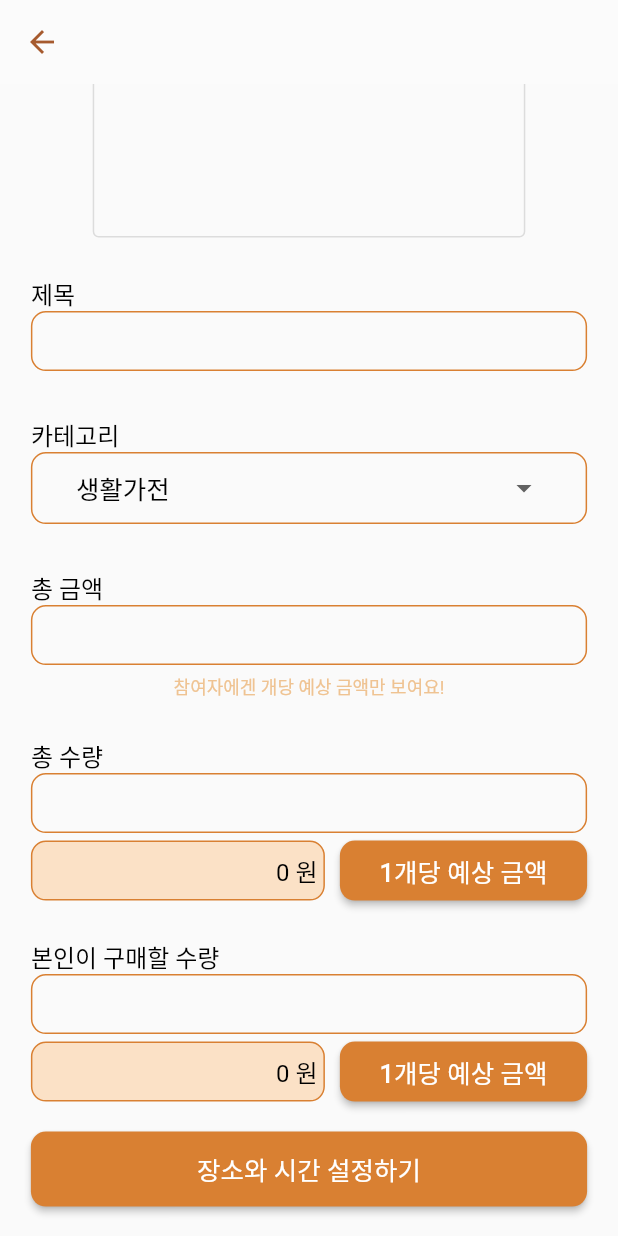
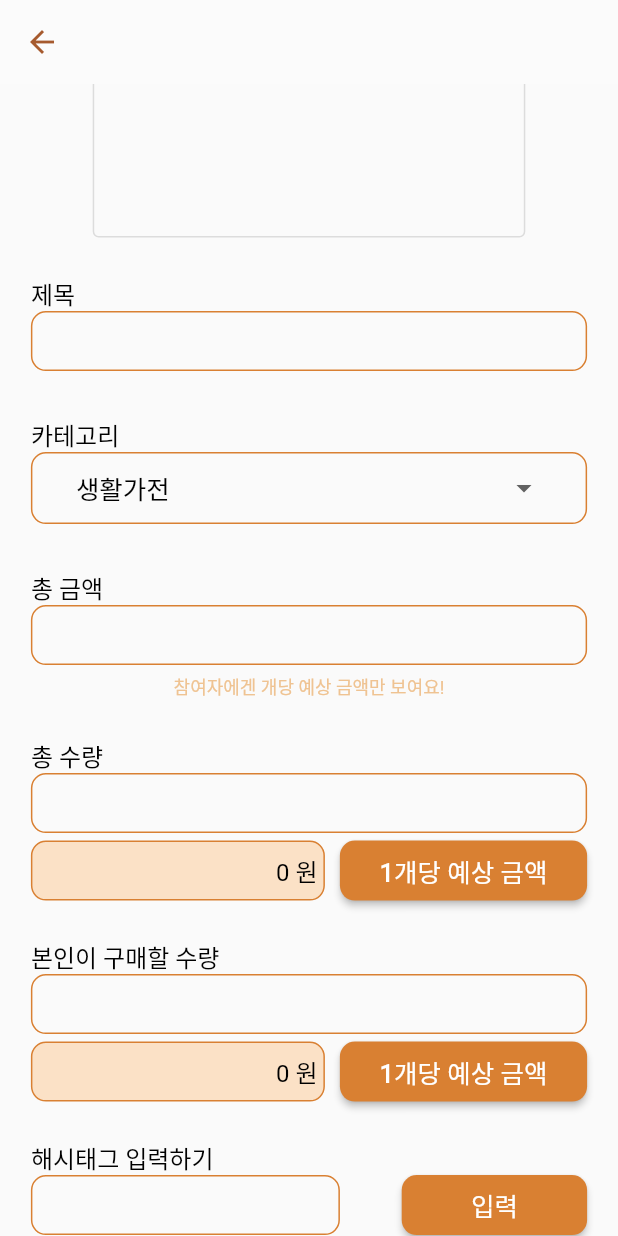
Before and after one commit to S-Sojung/group-buying-frontend, a Flutter app: the BoardWriteFirstPage screen opened by its route, scrolled down 246 dp, on a phone screen of 412 x 824 dp. Run offline on Flutter 3.47's test engine with Material 2 defaults, Android fonts, the phone set to English and light mode, and no system bars; our stand-ins replace dio, flutter_riverpod, flutter_secure_storage, flutter_svg, geocoding, geolocator and 6 more; missing offline and left inert: dart:ffi; accounts and stored records are empty; Roboto replaces fonts that are missing (HallymGothic).

Commit message:
Feat: 해시태그 완료

```diff
--- a/lib/main.dart
+++ b/lib/main.dart
@@ -32,7 +32,7 @@ class MyApp extends ConsumerWidget {
       debugShowCheckedModeBanner: false,
       // initialRoute: sessionUser.isLogin! ? Move.postHomePage : Move.loginPage,
       routes: getRouters(),
-      home: BoardWriteSecondPage(),
+      home: BoardHomePage(),
     );
   }
 }
--- a/lib/views/pages/board/write_page/components/board_write_first_body_form.dart
+++ b/lib/views/pages/board/write_page/components/board_write_first_body_form.dart
@@ -15,6 +15,7 @@ import 'package:donut/views/pages/board/write_page/board_write_second_page.dart'
 import 'package:donut/views/pages/board/write_page/components/board_write_pay_field.dart';
 import 'package:donut/views/pages/board/write_page/components/board_write_second_body_form.dart';
 import 'package:donut/views/pages/board/write_page/components/donut_category_dropdown.dart';
+import 'package:donut/views/pages/board/write_page/components/donut_tag_button.dart';
 import 'package:flutter/material.dart';
 import 'package:image_cropper/image_cropper.dart';
 import 'package:image_picker/image_picker.dart';
@@ -23,7 +24,8 @@ class BoardWriteFirstBodyForm extends StatefulWidget {
   BoardWriteFirstBodyForm({Key? key}) : super(key: key);
 
   @override
-  State<BoardWriteFirstBodyForm> createState() => _BoardWriteFirstBodyFormState();
+  State<BoardWriteFirstBodyForm> createState() =>
+      _BoardWriteFirstBodyFormState();
 }
 
 class _BoardWriteFirstBodyFormState extends State<BoardWriteFirstBodyForm> {
@@ -31,11 +33,13 @@ class _BoardWriteFirstBodyFormState extends State<BoardWriteFirstBodyForm> {
   final _priceController = TextEditingController();
   final _countController = TextEditingController();
   final _myCountController = TextEditingController();
+  final _tagController = TextEditingController();
 
   final _formKey = GlobalKey<FormState>();
   List<String> cate = categorys.map((e) => e.name).toList();
   var setDropdownItem = categorys[0].name;
 
+  List<String> tags = [""];
   int onePrice = 0;
   int myPrice = 0;
   Image? _image;
@@ -65,6 +69,7 @@ class _BoardWriteFirstBodyFormState extends State<BoardWriteFirstBodyForm> {
         child: Padding(
           padding: const EdgeInsets.symmetric(vertical: 20),
           child: Column(
+            mainAxisSize: MainAxisSize.min,
             children: [
               DonutRoundTag("  같이 나눠사고 싶은 상품에 대해 적어주세요.  "),
               SizedBox(
@@ -119,7 +124,7 @@ class _BoardWriteFirstBodyFormState extends State<BoardWriteFirstBodyForm> {
                 "참여자에겐 개당 예상 금액만 보여요!",
                 style: caption1(mColor: donutColor2),
               ),
-              SizedBox(
+              const SizedBox(
                 height: 20,
               ),
 
@@ -135,7 +140,8 @@ class _BoardWriteFirstBodyFormState extends State<BoardWriteFirstBodyForm> {
                       if (_priceController.text.isEmpty ||
                           _countController.text.isEmpty) {
                         ScaffoldMessenger.of(context).showSnackBar(
-                            SnackBar(content: Text("총 금액과 총 수량을 작성해주세요")));
+                            const SnackBar(
+                                content: Text("총 금액과 총 수량을 작성해주세요")));
                         onePrice = 0;
                       } else {
                         onePrice = (int.parse(_priceController.text) /
@@ -146,7 +152,7 @@ class _BoardWriteFirstBodyFormState extends State<BoardWriteFirstBodyForm> {
                   },
                   onePrice: onePrice),
 
-              SizedBox(
+              const SizedBox(
                 height: 20,
               ),
 
@@ -159,8 +165,9 @@ class _BoardWriteFirstBodyFormState extends State<BoardWriteFirstBodyForm> {
                   funPay: () {
                     setState(() {
                       if (_myCountController.text.isEmpty || onePrice == 0) {
-                        ScaffoldMessenger.of(context).showSnackBar(SnackBar(
-                            content: Text("개당 예상 금액과 구매할 수량을 체크해주세요")));
+                        ScaffoldMessenger.of(context).showSnackBar(
+                            const SnackBar(
+                                content: Text("개당 예상 금액과 구매할 수량을 체크해주세요")));
                         myPrice = 0;
                       } else {
                         myPrice =
@@ -169,28 +176,75 @@ class _BoardWriteFirstBodyFormState extends State<BoardWriteFirstBodyForm> {
                     });
                   },
                   onePrice: myPrice),
-              SizedBox(
+              const SizedBox(
                 height: 20,
               ),
+              DonutTagButton(
+                  tagController: _tagController,
+                  funAdd: () {
+                    setState(() {
+                      if (tags.length >= 4) {
+                        ScaffoldMessenger.of(context).showSnackBar(
+                            const SnackBar(content: Text("해시태그는 최대 세개입니다.")));
+                        return null;
+                      } else {
+                        tags.add(_tagController.text);
+                        _tagController.text = "";
+                      }
+                    });
+                  }),
+              Text(
+                "해시태그는 최대 3개 까지 가능합니다.\n"
+                    "해시태그는 클릭하면 삭제할 수 있습니다",
+                style: caption1(mColor: donutColor2),
+              ),
+              Container(
+                width: getScreenWidth(context) * 0.9,
+                child: Row(
+                  mainAxisAlignment: MainAxisAlignment.center,
+                  children: List.generate(tags.length, (index) {
+                    if (tags[index] == "") {
+                      return Text("");
+                    } else {
+                      return InkWell(
+                        child: DonutRoundTag(tags[index]),
+                        onTap: () {
+                          setState(() {
+                            tags.removeAt(index);
+                          });
+                        },
+                      );
+                    }
+                  }),
+                ),
+              ),
 
-
-
+              const SizedBox(
+                height: 20,
+              ),
               Container(
                 width: getScreenWidth(context) * 0.9,
                 child: DonutButton(
                     text: "장소와 시간 설정하기",
                     funPageRoute: () {
-                      if(_image == null || _titleController.text.isEmpty || onePrice ==0 || myPrice ==0 ){
-                        ScaffoldMessenger.of(context).showSnackBar(SnackBar(
-                            content: Text("빈칸이 없는지 확인해주세요")));
-                      }else {
+                      if (_image == null ||
+                          _titleController.text.isEmpty ||
+                          onePrice == 0 ||
+                          myPrice == 0) {
+                        ScaffoldMessenger.of(context).showSnackBar(
+                            const SnackBar(content: Text("빈칸이 없는지 확인해주세요")));
+                      } else {
                         print("사진 : ${_image}");
                         print("제목 : ${_titleController.text}");
                         print("카테고리 : ${setDropdownItem}");
                         print("총 금액 : ${_priceController.text}");
                         print("총 수량 : ${_countController.text}");
                         print("내가 구매할 수량 : ${_myCountController.text}");
-                        Navigator.push(context, MaterialPageRoute(builder: (context) => BoardWriteSecondPage(),));
+                        Navigator.push(
+                            context,
+                            MaterialPageRoute(
+                              builder: (context) => BoardWriteSecondPage(),
+                            ));
                       }
                     }),
               ),
--- a/lib/views/pages/board/write_page/components/board_write_second_body_form.dart
+++ b/lib/views/pages/board/write_page/components/board_write_second_body_form.dart
@@ -202,7 +202,7 @@ class _BoardDonutWriteSecondBodyFormState
             Container(
               width: getScreenWidth(context) * 0.9,
               child: DonutButton(
-                  text: "공동구매 주최하기",
+                  text: "모집 글 쓰기 완료",
                   funPageRoute: () {
                     //글쓰기 완료
                   }),
--- /dev/null
+++ b/lib/views/pages/board/write_page/components/donut_tag_button.dart
@@ -0,0 +1,36 @@
+import 'package:donut/core/constants/size.dart';
+import 'package:donut/core/utils/validator_util.dart';
+import 'package:donut/views/components/donut_button.dart';
+import 'package:donut/views/components/donut_text_form_field.dart';
+import 'package:flutter/material.dart';
+
+class DonutTagButton extends StatelessWidget {
+  final tagController;
+  final funAdd;
+  const DonutTagButton({required this.tagController, required this.funAdd, Key? key}) : super(key: key);
+
+  @override
+  Widget build(BuildContext context) {
+    return Container(
+      child: Row(
+        mainAxisAlignment: MainAxisAlignment.spaceBetween,
+        crossAxisAlignment: CrossAxisAlignment.end,
+        children: [
+          Container(
+            width: getScreenWidth(context)*0.6,
+            child: DonutTextFormFieldSlim(
+                title: "해시태그 입력하기", funValidator: validateTitle(),controller: tagController),
+          ),
+          Padding(
+            padding: EdgeInsets.only(bottom: 5, right:getScreenWidth(context)*0.05 ),
+            child: Container(
+              height: 40,
+              width: getScreenWidth(context)*0.3 ,
+              child: DonutButton(text: "입력", funPageRoute: funAdd),
+            ),
+          )
+        ],
+      ),
+    );
+  }
+}
```
